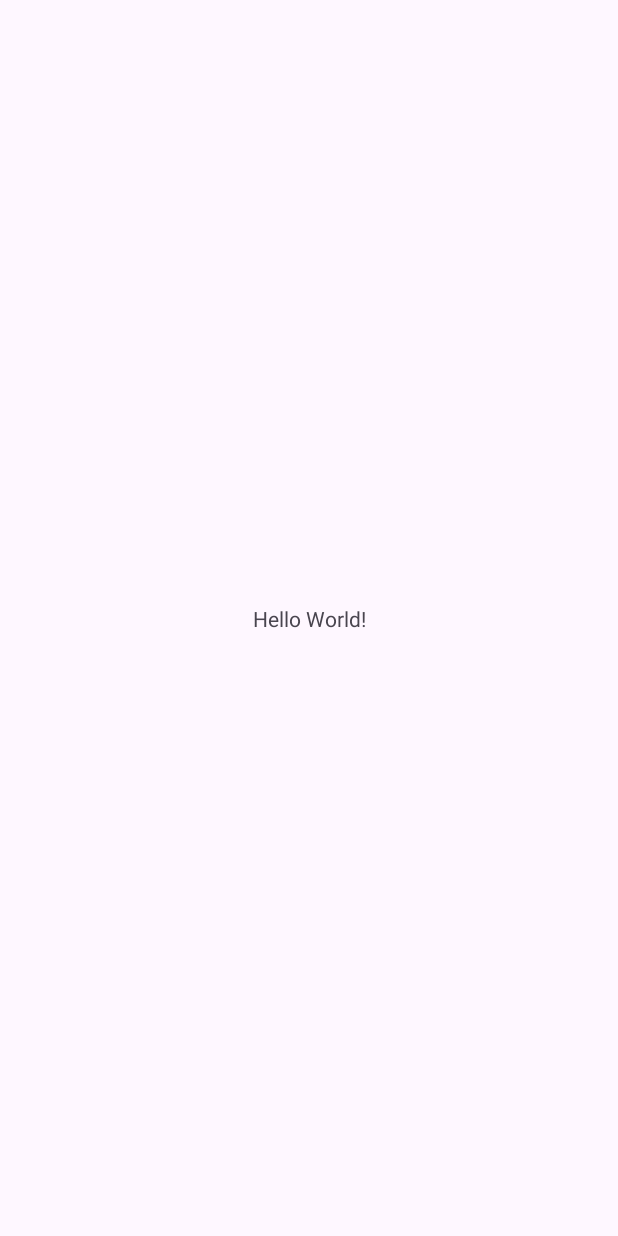
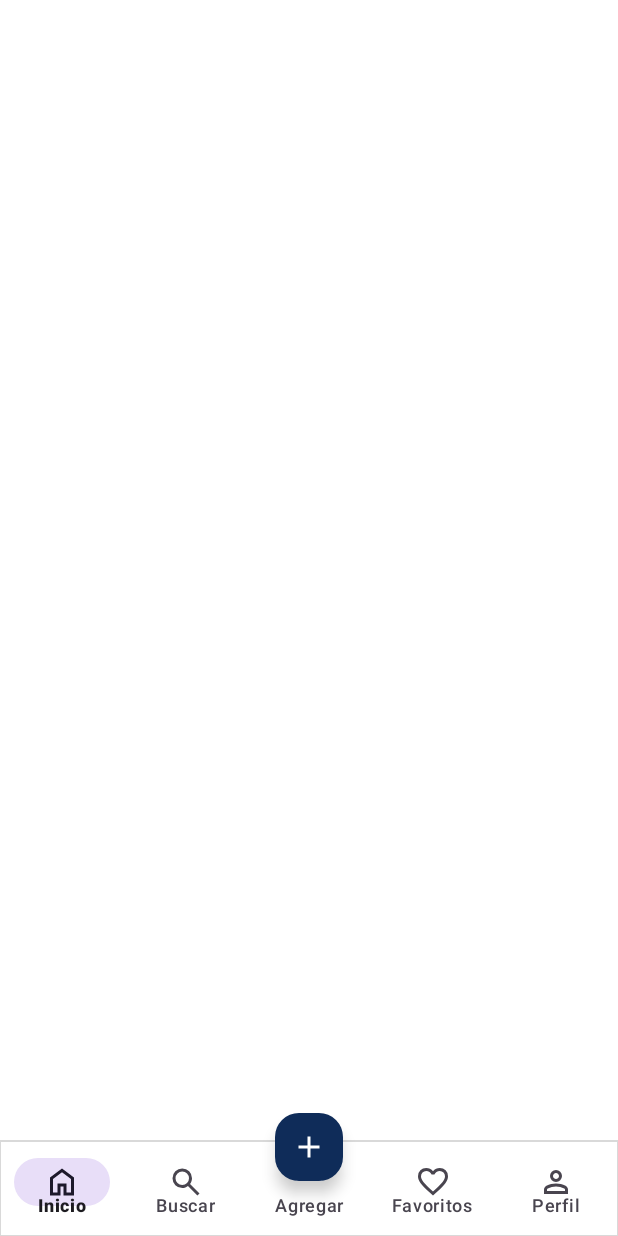
Before and after one commit to EdMendez00/ProyectoPDM2025GT2Grupo3VentadeBienesRaces, an Android app: the screen it shows after launch (MainActivity), on a phone screen of 412 x 824 dp. Before the commit the screen is almost empty. Run offline under Robolectric (Android 15) with nearby library versions, the light colour scheme and no system bars.

Commit message:
Agrega pantallas de bienvenida y pantalla home. #1 #2

```diff
--- /dev/null
+++ b/app/src/main/res/drawable/bottom_nav_top_border.xml
@@ -0,0 +1,15 @@
+<?xml version="1.0" encoding="utf-8"?>
+<layer-list xmlns:android="http://schemas.android.com/apk/res/android">
+    <item>
+        <shape android:shape="rectangle">
+            <solid android:color="@color/white" />
+        </shape>
+    </item>
+    <item android:top="-4dp" android:bottom="-5dp" android:left="-5dp" android:right="-5dp">
+        <shape android:shape="rectangle">
+            <stroke
+                android:width="5dp"
+                android:color="@color/color_gray_border" />
+        </shape>
+    </item>
+</layer-list>
--- /dev/null
+++ b/app/src/main/res/drawable/ic_add.xml
@@ -0,0 +1,9 @@
+<vector xmlns:android="http://schemas.android.com/apk/res/android"
+    android:width="24dp"
+    android:height="24dp"
+    android:viewportWidth="960"
+    android:viewportHeight="960">
+  <path
+      android:pathData="M440,520L200,520v-80h240v-240h80v240h240v80L520,520v240h-80v-240Z"
+      android:fillColor="#FFFFFF"/>
+</vector>
--- /dev/null
+++ b/app/src/main/res/drawable/ic_favorite.xml
@@ -0,0 +1,9 @@
+<vector xmlns:android="http://schemas.android.com/apk/res/android"
+    android:width="24dp"
+    android:height="24dp"
+    android:viewportWidth="960"
+    android:viewportHeight="960">
+  <path
+      android:pathData="m480,840 l-58,-52q-101,-91 -167,-157T150,512.5Q111,460 95.5,416T80,326q0,-94 63,-157t157,-63q52,0 99,22t81,62q34,-40 81,-62t99,-22q94,0 157,63t63,157q0,46 -15.5,90T810,512.5Q771,565 705,631T538,788l-58,52ZM480,732q96,-86 158,-147.5t98,-107q36,-45.5 50,-81t14,-70.5q0,-60 -40,-100t-100,-40q-47,0 -87,26.5T518,280h-76q-15,-41 -55,-67.5T300,186q-60,0 -100,40t-40,100q0,35 14,70.5t50,81q36,45.5 98,107T480,732ZM480,459Z"
+      android:fillColor="#0F2C59"/>
+</vector>
--- /dev/null
+++ b/app/src/main/res/drawable/ic_home.xml
@@ -0,0 +1,9 @@
+<vector xmlns:android="http://schemas.android.com/apk/res/android"
+    android:width="24dp"
+    android:height="24dp"
+    android:viewportWidth="960"
+    android:viewportHeight="960">
+  <path
+      android:pathData="M240,760h120v-240h240v240h120v-360L480,220 240,400v360ZM160,840v-480l320,-240 320,240v480L520,840v-240h-80v240L160,840ZM480,490Z"
+      android:fillColor="#0F2C59"/>
+</vector>
--- /dev/null
+++ b/app/src/main/res/drawable/ic_person.xml
@@ -0,0 +1,9 @@
+<vector xmlns:android="http://schemas.android.com/apk/res/android"
+    android:width="24dp"
+    android:height="24dp"
+    android:viewportWidth="960"
+    android:viewportHeight="960">
+  <path
+      android:pathData="M480,480q-66,0 -113,-47t-47,-113q0,-66 47,-113t113,-47q66,0 113,47t47,113q0,66 -47,113t-113,47ZM160,800v-112q0,-34 17.5,-62.5T224,582q62,-31 126,-46.5T480,520q66,0 130,15.5T736,582q29,15 46.5,43.5T800,688v112L160,800ZM240,720h480v-32q0,-11 -5.5,-20T700,654q-54,-27 -109,-40.5T480,600q-56,0 -111,13.5T260,654q-9,5 -14.5,14t-5.5,20v32ZM480,400q33,0 56.5,-23.5T560,320q0,-33 -23.5,-56.5T480,240q-33,0 -56.5,23.5T400,320q0,33 23.5,56.5T480,400ZM480,320ZM480,720Z"
+      android:fillColor="#0F2C59"/>
+</vector>
--- /dev/null
+++ b/app/src/main/res/drawable/ic_search.xml
@@ -0,0 +1,9 @@
+<vector xmlns:android="http://schemas.android.com/apk/res/android"
+    android:width="24dp"
+    android:height="24dp"
+    android:viewportWidth="960"
+    android:viewportHeight="960">
+  <path
+      android:pathData="M784,840 L532,588q-30,24 -69,38t-83,14q-109,0 -184.5,-75.5T120,380q0,-109 75.5,-184.5T380,120q109,0 184.5,75.5T640,380q0,44 -14,83t-38,69l252,252 -56,56ZM380,560q75,0 127.5,-52.5T560,380q0,-75 -52.5,-127.5T380,200q-75,0 -127.5,52.5T200,380q0,75 52.5,127.5T380,560Z"
+      android:fillColor="#0F2C59"/>
+</vector>
--- a/app/src/main/res/layout/activity_main.xml
+++ b/app/src/main/res/layout/activity_main.xml
@@ -3,17 +3,51 @@
     xmlns:app="http://schemas.android.com/apk/res-auto"
     xmlns:tools="http://schemas.android.com/tools"
     android:id="@+id/main"
+    android:background="@color/white"
     android:layout_width="match_parent"
     android:layout_height="match_parent"
     tools:context=".MainActivity">
 
-    <TextView
-        android:layout_width="wrap_content"
+    <androidx.appcompat.widget.Toolbar
+        android:id="@+id/toolbar"
+        android:layout_width="0dp"
         android:layout_height="wrap_content"
-        android:text="Hello World!"
+        android:background="@color/white"
+        app:popupTheme="@style/ThemeOverlay.AppCompat.Light"
+        app:titleTextColor="@color/white"
+        app:layout_constraintEnd_toEndOf="parent"
+        app:layout_constraintStart_toStartOf="parent"
+        app:layout_constraintTop_toTopOf="parent"
+    >
+
+</androidx.appcompat.widget.Toolbar>
+
+    <com.google.android.material.bottomnavigation.BottomNavigationView
+        android:id="@+id/bottom_navigation"
+        android:layout_width="0dp"
+        android:layout_height="64dp"
+        android:layout_gravity="bottom"
+        android:background="@drawable/bottom_nav_top_border"
+        app:labelVisibilityMode="labeled"
         app:layout_constraintBottom_toBottomOf="parent"
         app:layout_constraintEnd_toEndOf="parent"
         app:layout_constraintStart_toStartOf="parent"
-        app:layout_constraintTop_toTopOf="parent" />
+        app:menu="@menu/bottom_nav_menu">
+
+    </com.google.android.material.bottomnavigation.BottomNavigationView>
+
+    <com.google.android.material.floatingactionbutton.FloatingActionButton
+        android:id="@+id/add"
+        android:layout_width="wrap_content"
+        android:layout_height="wrap_content"
+        android:layout_marginBottom="35dp"
+        android:contentDescription="Add"
+        android:src="@drawable/ic_add"
+        app:backgroundTint="@color/color_base_blue"
+        app:fabCustomSize="45dp"
+        app:layout_constraintBottom_toBottomOf="@id/bottom_navigation"
+        app:layout_constraintEnd_toEndOf="parent"
+        app:layout_constraintStart_toStartOf="parent"
+        app:tint="@color/white" />
 
 </androidx.constraintlayout.widget.ConstraintLayout>
--- /dev/null
+++ b/app/src/main/res/layout/activity_welcome.xml
@@ -0,0 +1,13 @@
+<?xml version="1.0" encoding="utf-8"?>
+<LinearLayout xmlns:android="http://schemas.android.com/apk/res/android"
+    android:layout_width="match_parent"
+    android:layout_height="match_parent"
+    android:background="@color/welcome_bg">
+
+    <ImageView
+        android:id="@+id/logo"
+        android:layout_width="wrap_content"
+        android:layout_height="175dp"
+        android:layout_gravity="center"
+        android:src="@drawable/homeclick" />
+</LinearLayout>
--- /dev/null
+++ b/app/src/main/res/menu/bottom_nav_menu.xml
@@ -0,0 +1,27 @@
+<menu xmlns:android="http://schemas.android.com/apk/res/android">
+    <item
+        android:id="@+id/home"
+        android:icon="@drawable/ic_home"
+        android:iconTint="@color/text_color"
+        android:title="Inicio" />
+    <item
+        android:id="@+id/search"
+        android:icon="@drawable/ic_search"
+        android:iconTint="@color/text_color"
+        android:title="Buscar" />
+    <item
+        android:id="@+id/add"
+        android:iconTint="@color/text_color"
+        android:title="Agregar" />
+    <item
+        android:id="@+id/favorites"
+        android:icon="@drawable/ic_favorite"
+        android:iconTint="@color/text_color"
+        android:title="Favoritos" />
+    <item
+        android:id="@+id/profile"
+        android:icon="@drawable/ic_person"
+        android:iconTint="@color/text_color"
+        android:title="Perfil" />
+
+</menu>
--- a/app/src/main/res/values/colors.xml
+++ b/app/src/main/res/values/colors.xml
@@ -2,4 +2,8 @@
 <resources>
     <color name="black">#FF000000</color>
     <color name="white">#FFFFFFFF</color>
+    <color name="welcome_bg">#E6EAEF</color>
+    <color name="text_color">#E6EAEF</color>
+    <color name="color_base_blue">#0F2C59</color>
+    <color name="color_gray_border">#D9D9D9</color>
 </resources>
```
Also changed, not shown: app/src/main/res/drawable/homeclick.png (added).
